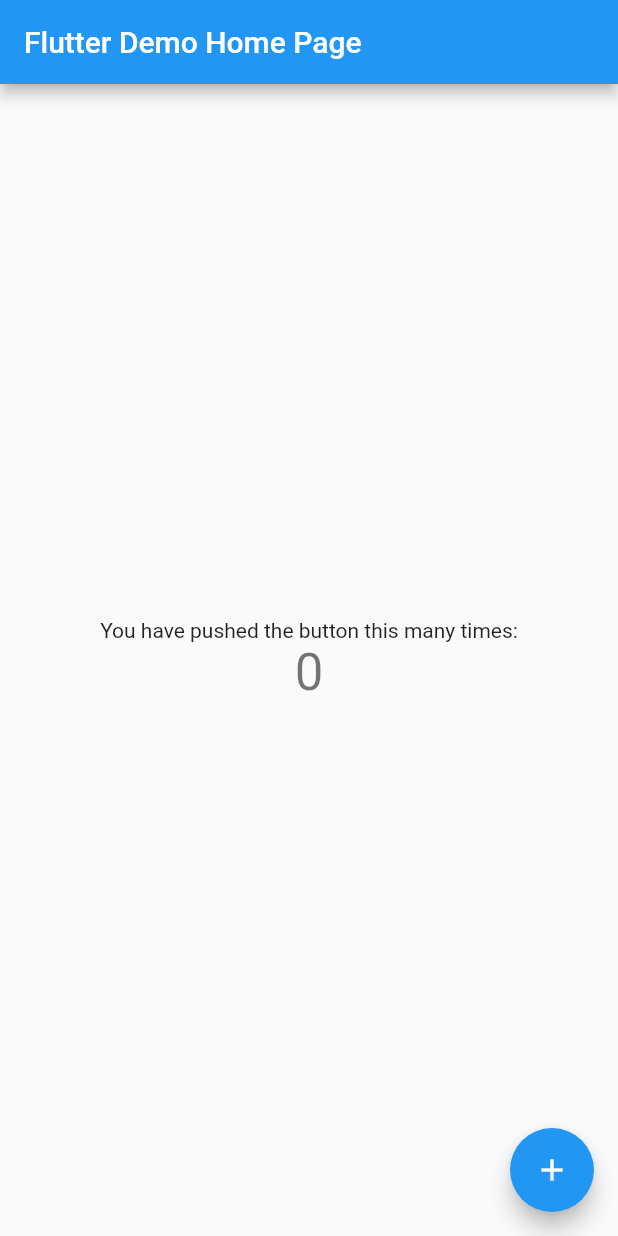
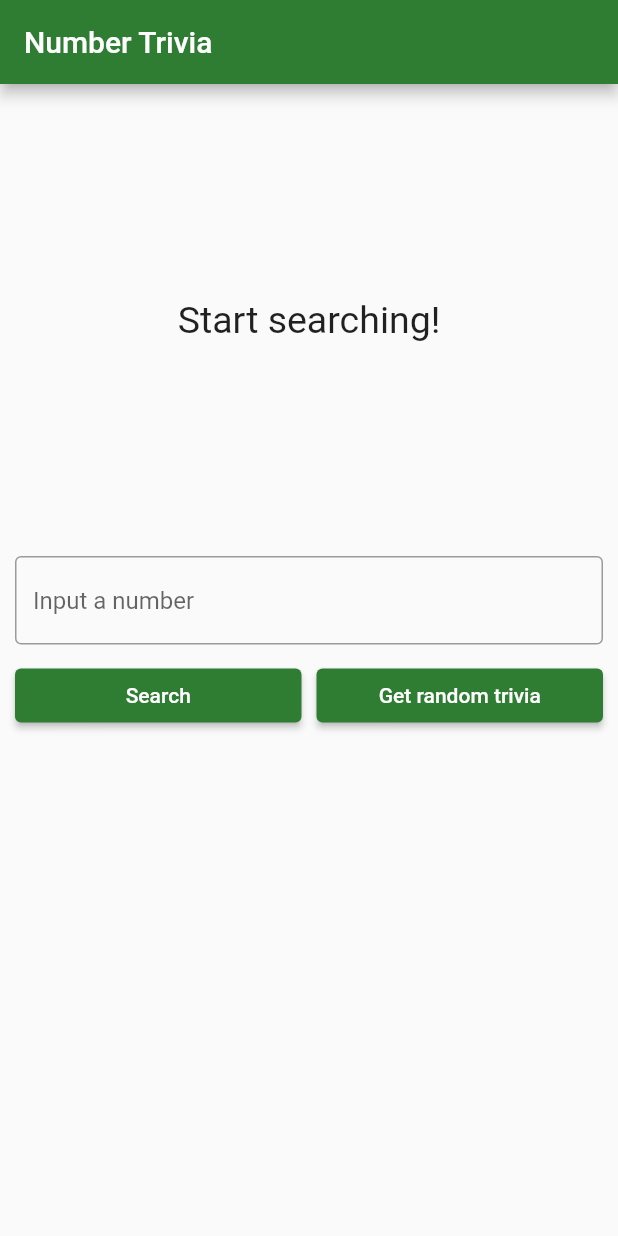
Before and after one commit to Tarun1001/test_driven_development_flutter, a Flutter app: the screen it shows after launch, on a phone screen of 412 x 824 dp. Run offline on Flutter 3.47's test engine with Material 2 defaults, Android fonts, the phone set to English and light mode, and no system bars; our stand-ins replace bloc, dartz, equatable, flutter_bloc, get_it, internet_connection_checker and 1 more.

```diff
--- a/lib/Features/number_trivia/Data/datasources/number_trivia_local_datasource.dart
+++ b/lib/Features/number_trivia/Data/datasources/number_trivia_local_datasource.dart
@@ -1,6 +1,6 @@
 import 'dart:convert';
 
-import 'package:app1/core/errors/exceptions.dart';
+import '../../../../core/errors/exceptions.dart';
 import 'package:shared_preferences/shared_preferences.dart';
 
 import '../models/number_trivia_model.dart';
--- a/lib/Features/number_trivia/Data/datasources/number_trivia_remote_datasource.dart
+++ b/lib/Features/number_trivia/Data/datasources/number_trivia_remote_datasource.dart
@@ -1,6 +1,6 @@
 import 'dart:convert';
 
-import 'package:app1/core/errors/exceptions.dart';
+import '../../../../core/errors/exceptions.dart';
 
 import '../models/number_trivia_model.dart';
 import 'package:http/http.dart' as http;
--- a/lib/Features/number_trivia/Data/repositories/number_trivia_repository_impl.dart
+++ b/lib/Features/number_trivia/Data/repositories/number_trivia_repository_impl.dart
@@ -1,4 +1,4 @@
-import 'package:app1/Features/number_trivia/Data/models/number_trivia_model.dart';
+import '../models/number_trivia_model.dart';
 
 import '../datasources/number_trivia_local_datasource.dart';
 import '../datasources/number_trivia_remote_datasource.dart';
--- a/lib/Features/number_trivia/Domain/Repository/number_trivia_repository.dart
+++ b/lib/Features/number_trivia/Domain/Repository/number_trivia_repository.dart
@@ -1,7 +1,8 @@
 
+import 'package:dartz/dartz.dart';
+
+import '../../../../core/errors/failures.dart';
 import '../Entities/number_trivia.dart';
-import '../../../../core/errors/failures.dart';
-import 'package:dartz/dartz.dart';
 
 abstract class NumberTriviaRepository {
 
--- a/lib/Features/number_trivia/Domain/Usecases/get_random_number_trivia.dart
+++ b/lib/Features/number_trivia/Domain/Usecases/get_random_number_trivia.dart
@@ -8,9 +8,9 @@ import 'package:equatable/equatable.dart';
 
 class GetRandomNumberTrivia extends Usecase<NumberTrivia,NoParams> {
   NumberTriviaRepository repository;
-  GetRandomNumberTrivia({
-    required this.repository,
-  });
+  GetRandomNumberTrivia(
+    this.repository,
+  );
 
 
 
--- /dev/null
+++ b/lib/Features/number_trivia/Presentation/bloc/number_trivia_bloc.dart
@@ -0,0 +1,83 @@
+import 'dart:async';
+
+import 'package:bloc/bloc.dart';
+import 'package:dartz/dartz.dart';
+import 'package:equatable/equatable.dart';
+
+import '../../../../core/errors/failures.dart';
+import '../../../../core/utils/input_converter.dart';
+import '../../Domain/Entities/number_trivia.dart';
+import '../../Domain/Usecases/get_concrete_number_trivia.dart';
+import '../../Domain/Usecases/get_random_number_trivia.dart';
+
+part 'number_trivia_event.dart';
+part 'number_trivia_state.dart';
+
+const String SERVER_FAILURE_MESSAGE = 'Server Failure';
+const String CACHE_FAILURE_MESSAGE = 'Cache Failure';
+const String INVALID_INPUT_FAILURE_MESSAGE =
+    'Invalid Input - The number must be a positive integer or zero.';
+
+class NumberTriviaBloc extends Bloc<NumberTriviaEvent, NumberTriviaState> {
+  final GetConcreteNumberTrivia getConcreteNumberTrivia;
+  final GetRandomNumberTrivia getRandomNumberTrivia;
+  final InputConverter inputConverter;
+
+  NumberTriviaBloc({
+    required GetConcreteNumberTrivia concrete,
+    required GetRandomNumberTrivia random,
+    required this.inputConverter,
+  })  : getConcreteNumberTrivia = concrete,
+        getRandomNumberTrivia = random,
+        super(Empty());
+
+  @override
+  Stream<NumberTriviaState> mapEventToState(
+    NumberTriviaEvent event,
+  ) async* {
+    if (event is GetTriviaForConcreteNumber) {
+      final inputEither =
+          inputConverter.stringToUnsignedInteger(event.numberString);
+
+      yield* inputEither.fold(
+        (failure) async* {
+          yield Error(message: INVALID_INPUT_FAILURE_MESSAGE);
+        },
+        (integer) async* {
+          yield Loading();
+          final failureOrTrivia = await getConcreteNumberTrivia(
+            Params(number: integer),
+          );
+          yield* _eitherLoadedOrErrorState(failureOrTrivia);
+        },
+      );
+    } else if (event is GetTriviaForRandomNumber) {
+      yield Loading();
+      final failureOrTrivia = await getRandomNumberTrivia(
+        NoParams(),
+      );
+      yield* _eitherLoadedOrErrorState(failureOrTrivia);
+    }
+  }
+
+  Stream<NumberTriviaState> _eitherLoadedOrErrorState(
+    Either<Failure, NumberTrivia> either,
+  ) async* {
+    yield either.fold(
+      (failure) => Error(message: _mapFailureToMessage(failure)),
+      (trivia) => Loaded(trivia: trivia),
+    );
+  }
+
+  String _mapFailureToMessage(Failure failure) {
+    // Instead of a regular 'if (failure is ServerFailure)...'
+    switch (failure.runtimeType) {
+      case ServerFailure:
+        return SERVER_FAILURE_MESSAGE;
+      case CacheFailure:
+        return CACHE_FAILURE_MESSAGE;
+      default:
+        return 'Unexpected Error';
+    }
+  }
+}
--- /dev/null
+++ b/lib/Features/number_trivia/Presentation/bloc/number_trivia_event.dart
@@ -0,0 +1,22 @@
+part of 'number_trivia_bloc.dart';
+
+abstract class NumberTriviaEvent extends Equatable {
+  const NumberTriviaEvent();
+
+  @override
+  List<Object> get props => [];
+}
+
+
+class GetTriviaForConcreteNumber extends NumberTriviaEvent {
+  final String numberString;
+  GetTriviaForConcreteNumber(this.numberString);
+
+  @override
+  List<Object> get props => [numberString];
+}
+
+class GetTriviaForRandomNumber extends NumberTriviaEvent {
+  @override
+  List<Object> get props => [];
+}
--- /dev/null
+++ b/lib/Features/number_trivia/Presentation/bloc/number_trivia_state.dart
@@ -0,0 +1,29 @@
+part of 'number_trivia_bloc.dart';
+
+abstract class NumberTriviaState extends Equatable {
+  const NumberTriviaState();
+
+  @override
+  List<Object> get props => [];
+}
+
+class Empty extends NumberTriviaState {}
+
+class Loading extends NumberTriviaState {}
+
+class Loaded extends NumberTriviaState {
+  final NumberTrivia trivia;
+
+  Loaded({required this.trivia});
+   @override
+  List<Object> get props => [trivia];
+}
+class Error extends NumberTriviaState {
+  final String message;
+
+   Error({required this.message});
+
+
+   @override
+  List<Object> get props => [message];
+}
--- /dev/null
+++ b/lib/Features/number_trivia/Presentation/pages/number_trivia_page.dart
@@ -0,0 +1,214 @@
+import '../../Domain/Entities/number_trivia.dart';
+import 'package:flutter/material.dart';
+import 'package:flutter_bloc/flutter_bloc.dart';
+
+
+import '../../../../injection_container.dart';
+import '../bloc/number_trivia_bloc.dart';
+
+class NumberTriviaPage extends StatelessWidget {
+  @override
+  Widget build(BuildContext context) {
+    return Scaffold(
+      appBar: AppBar(
+        title: Text('Number Trivia'),
+      ),
+      body: SingleChildScrollView(
+        child: buildBody(context),
+      ),
+    );
+  }
+
+  BlocProvider<NumberTriviaBloc> buildBody(BuildContext context) {
+    return BlocProvider(
+      create: (BuildContext context) => sl<NumberTriviaBloc>(),
+      child: Center(
+        child: Padding(
+          padding: const EdgeInsets.all(10),
+          child: Column(
+            children: <Widget>[
+              SizedBox(height: 10),
+              // Top half
+              BlocBuilder<NumberTriviaBloc, NumberTriviaState>(
+                builder: (context, state) {
+                  if (state is Empty) {
+                    return MessageDisplay(
+                      message: 'Start searching!',
+                    );
+                  } else if (state is Loaded) {
+                    return TriviaDisplay(
+                      numberTrivia: state.trivia,
+                    );
+                  } else if (state is Loading) {
+                    return LoadingWidget();
+                  } else if (state is Error) {
+                    return MessageDisplay(
+                      message: state.message,
+                    );
+                  } else {
+                    return SizedBox();
+                  }
+                  // We're going to also check for the other states
+                },
+              ),
+              SizedBox(height: 20),
+              // Bottom half
+              TriviaControls(),
+            ],
+          ),
+        ),
+      ),
+    );
+  }
+}
+
+class MessageDisplay extends StatelessWidget {
+  final String message;
+
+  const MessageDisplay({
+    required this.message,
+  });
+
+  @override
+  Widget build(BuildContext context) {
+    return Container(
+      // Third of the size of the screen
+      height: MediaQuery.of(context).size.height / 3,
+      child: Center(
+        child: SingleChildScrollView(
+          child: Text(
+            message,
+            style: TextStyle(fontSize: 25),
+            textAlign: TextAlign.center,
+          ),
+        ),
+      ),
+    );
+  }
+}
+
+class LoadingWidget extends StatelessWidget {
+  const LoadingWidget({
+    Key? key,
+  }) : super(key: key);
+
+  @override
+  Widget build(BuildContext context) {
+    return Container(
+      height: MediaQuery.of(context).size.height / 3,
+      child: Center(
+        child: CircularProgressIndicator(),
+      ),
+    );
+  }
+}
+
+class TriviaDisplay extends StatelessWidget {
+  final NumberTrivia numberTrivia;
+
+  TriviaDisplay({required this.numberTrivia});
+
+  @override
+  Widget build(BuildContext context) {
+    return Container(
+      height: MediaQuery.of(context).size.height / 3,
+      child: Column(
+        children: <Widget>[
+          // Fixed size, doesn't scroll
+          Text(
+            numberTrivia.number.toString(),
+            style: TextStyle(
+              fontSize: 50,
+              fontWeight: FontWeight.bold,
+            ),
+          ),
+          // Expanded makes it fill in all the remaining space
+          Expanded(
+            child: Center(
+              // Only the trivia "message" part will be scrollable
+              child: SingleChildScrollView(
+                child: Text(
+                  numberTrivia.text,
+                  style: TextStyle(fontSize: 25),
+                  textAlign: TextAlign.center,
+                ),
+              ),
+            ),
+          )
+        ],
+      ),
+    );
+  }
+}
+
+class TriviaControls extends StatefulWidget {
+  const TriviaControls();
+
+  @override
+  _TriviaControlsState createState() => _TriviaControlsState();
+}
+
+class _TriviaControlsState extends State<TriviaControls> {
+  final controller = TextEditingController();
+  String inputStr = '';
+
+  @override
+  Widget build(BuildContext context) {
+    return Column(
+      children: <Widget>[
+        TextField(
+          controller: controller,
+          keyboardType: TextInputType.number,
+          decoration: InputDecoration(
+            border: OutlineInputBorder(),
+            hintText: 'Input a number',
+          ),
+          onChanged: (value) {
+            inputStr = value;
+          },
+          onSubmitted: (_) {
+            dispatchConcrete();
+          },
+        ),
+        SizedBox(height: 10),
+        Row(
+          children: <Widget>[
+            Expanded(
+              child: ElevatedButton(
+                style: ButtonStyle(
+                  backgroundColor:
+                      MaterialStateProperty.all<Color>(Colors.green.shade800),
+                ),
+                child: Text('Search'),
+                onPressed: dispatchConcrete,
+              ),
+            ),
+            SizedBox(width: 10),
+            Expanded(
+              child: ElevatedButton(
+                style: ButtonStyle(
+                  backgroundColor:
+                      MaterialStateProperty.all<Color>(Colors.green.shade800),
+                ),
+                child: Text('Get random trivia'),
+                onPressed: dispatchRandom,
+              ),
+            ),
+          ],
+        )
+      ],
+    );
+  }
+
+  void dispatchConcrete() {
+    // Clearing the TextField to prepare it for the next inputted number
+    controller.clear();
+    BlocProvider.of<NumberTriviaBloc>(context)
+        .add(GetTriviaForConcreteNumber(inputStr));
+  }
+
+  void dispatchRandom() {
+    controller.clear();
+    BlocProvider.of<NumberTriviaBloc>(context).add(GetTriviaForRandomNumber());
+  }
+}
--- a/lib/main.dart
+++ b/lib/main.dart
@@ -1,65 +1,24 @@
 import 'package:flutter/material.dart';
+import 'Features/number_trivia/Presentation/pages/number_trivia_page.dart';
+import 'injection_container.dart' as di;
 
-void main() {
+void main() async {
+  WidgetsFlutterBinding.ensureInitialized();
+  await di.init();
   runApp(MyApp());
 }
 
 class MyApp extends StatelessWidget {
+  // This widget is the root of your application.
   @override
   Widget build(BuildContext context) {
     return MaterialApp(
-      title: 'Flutter Demo',
+      title: 'Number Trivia',
       theme: ThemeData(
-        primarySwatch: Colors.blue,
+        primaryColor: Colors.green.shade800,
+        accentColor: Colors.green.shade600,
       ),
-      home: MyHomePage(title: 'Flutter Demo Home Page'),
+      home: NumberTriviaPage(),
     );
   }
 }
-
-class MyHomePage extends StatefulWidget {
-  MyHomePage({Key? key, required this.title}) : super(key: key);
-
-  final String title;
-
-  @override
-  _MyHomePageState createState() => _MyHomePageState();
-}
-
-class _MyHomePageState extends State<MyHomePage> {
-  int _counter = 0;
-
-  void _incrementCounter() {
-    setState(() {
-      _counter++;
-    });
-  }
-
-  @override
-  Widget build(BuildContext context) {
-    return Scaffold(
-      appBar: AppBar(
-        title: Text(widget.title),
-      ),
-      body: Center(
-        child: Column(
-          mainAxisAlignment: MainAxisAlignment.center,
-          children: <Widget>[
-            Text(
-              'You have pushed the button this many times:',
-            ),
-            Text(
-              '$_counter',
-              style: Theme.of(context).textTheme.headline4,
-            ),
-          ],
-        ),
-      ),
-      floatingActionButton: FloatingActionButton(
-        onPressed: _incrementCounter,
-        tooltip: 'Increment',
-        child: Icon(Icons.add),
-      ),
-    );
-  }
-}
```
Also changed, not shown: lib/core/utils/input_converter.dart (added, +16 -0 lines), lib/injection_container.dart (added, +59 -0 lines), 3 other files.
